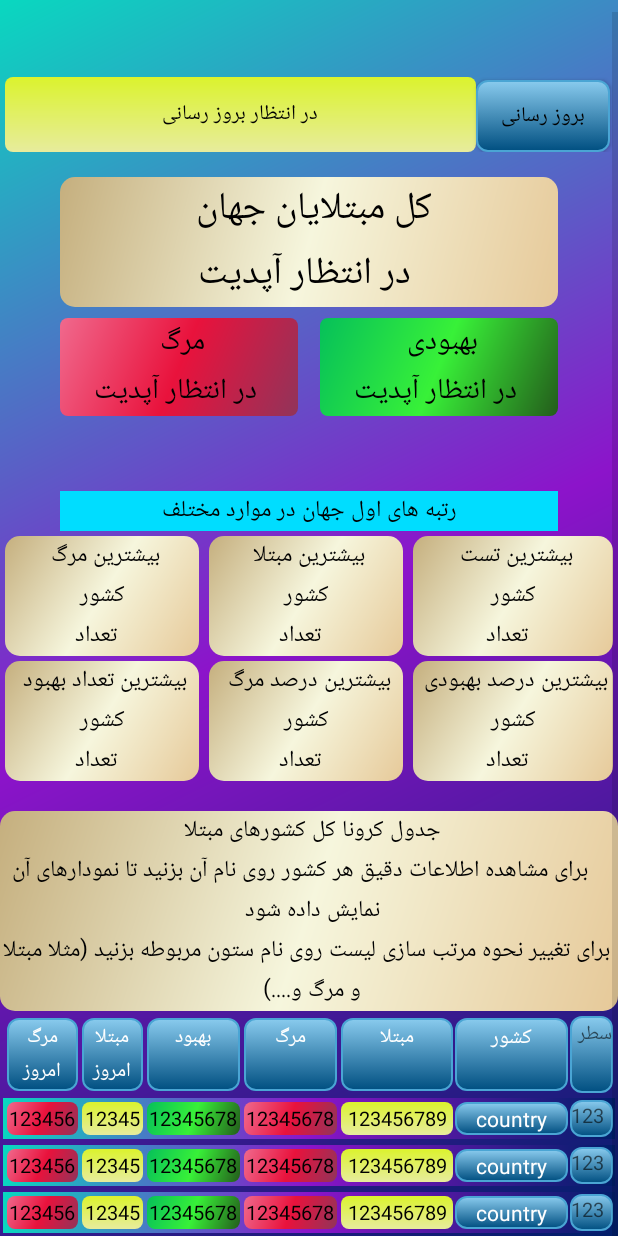
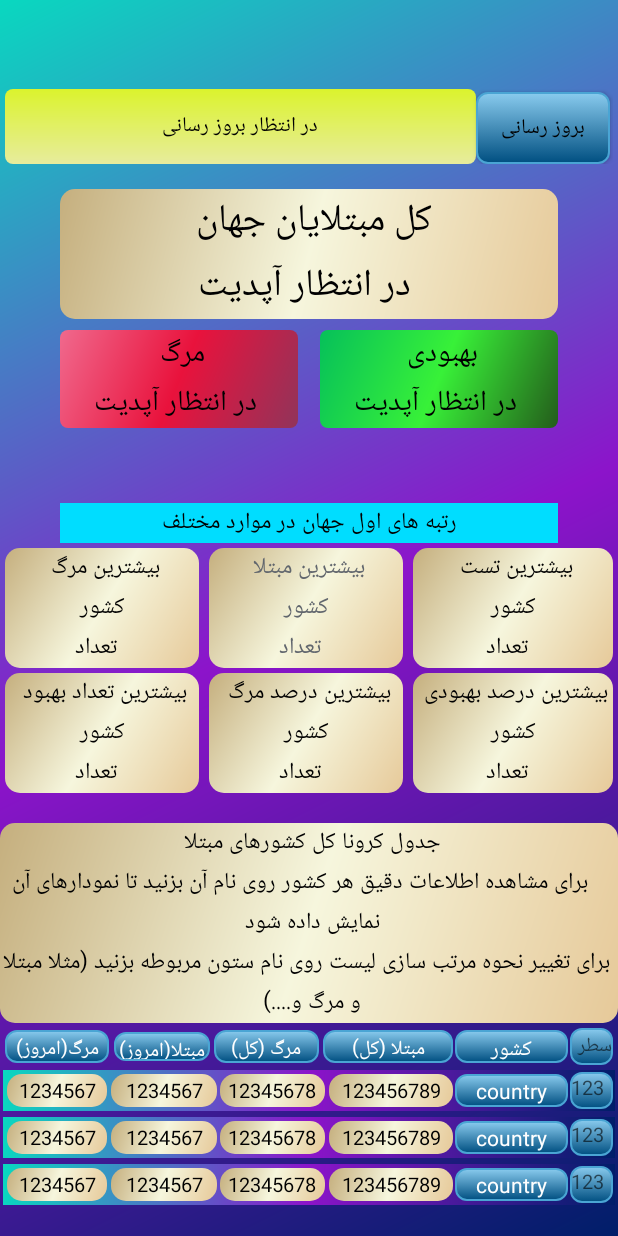
Before and after one commit to hamidsadeghi1234/coronastatus, an Android app: the layout activity_main.xml on its own in the app's theme, with its tools: preview values and no code run, on a phone screen of 412 x 824 dp. Run offline under Robolectric (Android 15) with nearby library versions, the phone set to English and light mode, and no system bars.

Commit message:
پاک کردن ستون بهبودی از لیست کشورها با موفقیت

```diff
--- a/app/src/main/java/ir/Hs/coronastatus/Views/Activities/MainActivity.java
+++ b/app/src/main/java/ir/Hs/coronastatus/Views/Activities/MainActivity.java
@@ -38,7 +38,7 @@ public class MainActivity extends AppCompatActivity {
     Button update_btn,Continents_btn;
     CoronaDB coronaDB;
     float death_percent;
-    TextView cases_tv,deaths_tv,recovered_tv,cases_today_tv,deaths_today_tv,last_update_tv, world_cases_tv,world_recovered_tv,
+    TextView cases_tv,deaths_tv,cases_today_tv,deaths_today_tv,last_update_tv, world_cases_tv,world_recovered_tv,
     world_deaths_tv,most_tv,max_test_tv,max_cases_tv,max_deaths_tv,max_recovered_percent_tv,max_deaths_percent_tv,max_recovered_tv;
     List<CountryTable> just_countries;
     String[] UnWanted={ "Total:","North America","Europe","Asia","South America","Oceania","Africa","World",""};
@@ -103,7 +103,7 @@ boolean update=false;
 
         deaths_tv.      setOnClickListener(new View.OnClickListener(){@Override public void onClick(View v) { List<CountryTable> countryTables = coronaDB.coronaDao().sortByDeaths     (UnWanted);setUpRecyclerView(countryTables); }});
         cases_tv.       setOnClickListener(new View.OnClickListener(){@Override public void onClick(View v) { List<CountryTable> countryTables = coronaDB.coronaDao().sortByCases      (UnWanted);setUpRecyclerView(countryTables); }});
-        recovered_tv.   setOnClickListener(new View.OnClickListener(){@Override public void onClick(View v) { List<CountryTable> countryTables = coronaDB.coronaDao().sortByRecovered  (UnWanted);setUpRecyclerView(countryTables); }});
+    //    recovered_tv.   setOnClickListener(new View.OnClickListener(){@Override public void onClick(View v) { List<CountryTable> countryTables = coronaDB.coronaDao().sortByRecovered  (UnWanted);setUpRecyclerView(countryTables); }});
         cases_today_tv. setOnClickListener(new View.OnClickListener(){@Override public void onClick(View v) { List<CountryTable> countryTables = coronaDB.coronaDao().sortByTodayCases (UnWanted);setUpRecyclerView(countryTables); }});
         deaths_today_tv.setOnClickListener(new View.OnClickListener(){@Override public void onClick(View v) { List<CountryTable> countryTables = coronaDB.coronaDao().sortByTodayDeaths(UnWanted);setUpRecyclerView(countryTables); }});
      //   Continents_btn. setOnClickListener(new View.OnClickListener(){@Override public void onClick(View v) { Intent intent=new Intent(context,ContinentsActivity.class);startActivity(intent); }});
@@ -111,7 +111,7 @@ boolean update=false;
     void تنظیمات_اولیه(){
     cases_tv           =findViewById(R.id.cases_tv          );
     deaths_tv          =findViewById(R.id.deaths_tv         );
-    recovered_tv       =findViewById(R.id.recovered_tv      );
+  //  recovered_tv       =findViewById(R.id.recovered_tv      );
     cases_today_tv     =findViewById(R.id.cases_today_tv    );
     deaths_today_tv    =findViewById(R.id.deaths_today_tv   );
     update_btn         =findViewById(R.id.update_btn        );
--- a/app/src/main/java/ir/Hs/coronastatus/Views/adapter/CountryAdaptor.java
+++ b/app/src/main/java/ir/Hs/coronastatus/Views/adapter/CountryAdaptor.java
@@ -31,7 +31,7 @@ public class CountryAdaptor extends RecyclerView.Adapter <CountryAdaptor.Countri
             holder.todayCases_tv .setText(String.valueOf(countryTable.getTodayCases()) );
             holder.deaths_tv     .setText(String.valueOf(countryTable.getDeaths())     );
             holder.todayDeaths_tv.setText(String.valueOf(countryTable.getTodayDeaths()));
-            holder.recovered_tv  .setText(String.valueOf(countryTable.getRecovered())  );
+         //   holder.recovered_tv  .setText(String.valueOf(countryTable.getRecovered())  );
             holder.row_tv  .setText(" "+(position+1) );
             holder.country_tv.setOnClickListener(new View.OnClickListener() {
                 @Override
@@ -52,7 +52,7 @@ public class CountryAdaptor extends RecyclerView.Adapter <CountryAdaptor.Countri
             private TextView todayCases_tv;
             private TextView deaths_tv;
             private TextView todayDeaths_tv;
-            private TextView recovered_tv;
+         //   private TextView recovered_tv;
             private TextView  row_tv;
             public CountriesViewHolder(@NonNull View itemView) {
                 super(itemView);
@@ -61,7 +61,7 @@ public class CountryAdaptor extends RecyclerView.Adapter <CountryAdaptor.Countri
                 todayCases_tv =itemView.findViewById(R.id.cases_today_tv );
                 deaths_tv     =itemView.findViewById(R.id.deaths_tv     );
                 todayDeaths_tv=itemView.findViewById(R.id.deaths_today_tv);
-                recovered_tv  =itemView.findViewById(R.id.recovered_tv  );
+           //     recovered_tv  =itemView.findViewById(R.id.recovered_tv  );
                 row_tv    =itemView.findViewById(R.id.row_tv    );}
         }
     }
--- a/app/src/main/res/layout/activity_main.xml
+++ b/app/src/main/res/layout/activity_main.xml
@@ -182,7 +182,7 @@
             android:textAlignment="center"
             android:background="@drawable/beige_curve_corners"
             android:textSize="15dp"
-            android:textColor="@android:color/black"
+            android:textColor="@color/colorAccent"
             app:layout_constraintEnd_toEndOf="@+id/guideline_66"
             app:layout_constraintStart_toStartOf="@+id/guideline_33"
             app:layout_constraintTop_toBottomOf="@+id/most_tv" />
@@ -257,6 +257,7 @@
             app:layout_constraintEnd_toEndOf="parent"
             app:layout_constraintStart_toStartOf="parent"
             app:layout_constraintTop_toBottomOf="@+id/max_deaths_percent_tv" />
+
         <androidx.constraintlayout.widget.ConstraintLayout
             android:id="@+id/titles_frame"
             android:layout_width="match_parent"
@@ -266,8 +267,8 @@
             android:orientation="vertical"
             android:padding="1dp"
             app:layout_constraintEnd_toEndOf="parent"
+            app:layout_constraintHorizontal_bias="0.0"
             app:layout_constraintStart_toStartOf="parent"
-            tools:layout_editor_absoluteY="694dp"
             app:layout_constraintTop_toBottomOf="@+id/table_guide_tv">
 
             <TextView
@@ -304,7 +305,7 @@
                 android:layout_margin="1dp"
                 android:background="@drawable/bg_btn"
                 android:padding="1dp"
-                android:text="مبتلا"
+                android:text="مبتلا (کل)"
                 android:textAlignment="center"
                 android:textColor="@android:color/white"
                 android:textSize="13dp"
@@ -320,7 +321,7 @@
                 android:layout_margin="1dp"
                 android:background="@drawable/bg_btn"
                 android:padding="1dp"
-                android:text="مرگ"
+                android:text="مرگ (کل)"
                 android:textAlignment="center"
                 android:textColor="@android:color/white"
                 android:textSize="13dp"
@@ -342,33 +343,33 @@
                 android:textSize="13dp"
                 app:layout_constraintBottom_toBottomOf="parent"
                 app:layout_constraintEnd_toStartOf="@+id/guideline5"
-                app:layout_constraintStart_toStartOf="@+id/guideline6"
-                app:layout_constraintTop_toTopOf="parent" />
+                app:layout_constraintStart_toStartOf="@+id/guideline6" />
 
             <TextView
                 android:id="@+id/cases_today_tv"
-                android:layout_width="0dp"
-                android:layout_height="wrap_content"
+                android:layout_width="64dp"
+                android:layout_height="19dp"
                 android:layout_margin="1dp"
                 android:background="@drawable/bg_btn"
                 android:padding="1dp"
-                android:text="مبتلا امروز"
+                android:text="مبتلا(امروز)"
                 android:textAlignment="center"
                 android:textColor="@android:color/white"
                 android:textSize="13dp"
                 app:layout_constraintBottom_toBottomOf="parent"
-                app:layout_constraintEnd_toStartOf="@+id/guideline6"
+                app:layout_constraintEnd_toStartOf="@+id/guideline5"
+                app:layout_constraintHorizontal_bias="1.0"
                 app:layout_constraintStart_toStartOf="@+id/guideline7"
                 app:layout_constraintTop_toTopOf="parent" />
 
             <TextView
                 android:id="@+id/deaths_today_tv"
-                android:layout_width="0dp"
-                android:layout_height="0dp"
+                android:layout_width="69dp"
+                android:layout_height="22dp"
                 android:layout_margin="1dp"
                 android:background="@drawable/bg_btn"
                 android:padding="1dp"
-                android:text="مرگ امروز"
+                android:text="مرگ(امروز)"
                 android:textAlignment="center"
                 android:textColor="@android:color/white"
                 android:textSize="13dp"
@@ -396,37 +397,40 @@
                 android:layout_width="wrap_content"
                 android:layout_height="wrap_content"
                 android:orientation="vertical"
-                app:layout_constraintGuide_percent="0.54901963" />
+                app:layout_constraintGuide_percent="0.52" />
 
             <androidx.constraintlayout.widget.Guideline
                 android:id="@+id/guideline5"
                 android:layout_width="wrap_content"
                 android:layout_height="wrap_content"
                 android:orientation="vertical"
-                app:layout_constraintGuide_percent="0.39" />
+                app:layout_constraintGuide_percent="0.34" />
 
             <androidx.constraintlayout.widget.Guideline
                 android:id="@+id/guideline6"
                 android:layout_width="wrap_content"
                 android:layout_height="wrap_content"
                 android:orientation="vertical"
-                app:layout_constraintGuide_percent="0.23039216" />
+                app:layout_constraintGuide_percent="0.28" />
 
             <androidx.constraintlayout.widget.Guideline
                 android:id="@+id/guideline7"
                 android:layout_width="wrap_content"
                 android:layout_height="wrap_content"
                 android:orientation="vertical"
-                app:layout_constraintGuide_percent="0.12254902" />
+                app:layout_constraintGuide_percent="0.17" />
         </androidx.constraintlayout.widget.ConstraintLayout>
+
         <androidx.recyclerview.widget.RecyclerView
             android:id="@+id/recycler_view1"
             android:layout_width="match_parent"
             android:layout_height="0dp"
             app:layout_constraintEnd_toEndOf="parent"
+            app:layout_constraintHorizontal_bias="1.0"
             app:layout_constraintStart_toStartOf="parent"
             app:layout_constraintTop_toBottomOf="@+id/titles_frame"
             tools:listitem="@layout/country_item" />
+
         <androidx.constraintlayout.widget.Guideline
             android:id="@+id/guideline_50"
             android:layout_width="wrap_content"
--- a/app/src/main/res/layout/country_item.xml
+++ b/app/src/main/res/layout/country_item.xml
@@ -44,12 +44,12 @@
         android:layout_width="0dp"
         android:layout_height="0dp"
         android:layout_margin="1dp"
-        android:background="@drawable/yellow_gradiant"
+        android:background="@drawable/beige_curve_corners"
         android:padding="1dp"
         android:text="123456789"
-        android:textSize="13dp"
         android:textAlignment="center"
         android:textColor="@android:color/black"
+        android:textSize="13dp"
         app:layout_constraintBottom_toBottomOf="parent"
         app:layout_constraintEnd_toStartOf="@+id/guideline1"
         app:layout_constraintStart_toStartOf="@+id/guideline2"
@@ -60,7 +60,7 @@
         android:layout_width="0dp"
         android:layout_height="0dp"
         android:layout_margin="1dp"
-        android:background="@drawable/red_gradiant"
+        android:background="@drawable/beige_curve_corners"
         android:padding="1dp"
         android:text="12345678"
         android:textAlignment="center"
@@ -72,46 +72,32 @@
         app:layout_constraintTop_toTopOf="parent" />
 
     <TextView
-        android:id="@+id/recovered_tv"
+        android:id="@+id/cases_today_tv"
         android:layout_width="0dp"
         android:layout_height="0dp"
         android:layout_margin="1dp"
-        android:background="@drawable/green_gradiant"
+        android:background="@drawable/beige_curve_corners"
         android:padding="1dp"
-        android:text="12345678"
+        android:text="1234567"
         android:textAlignment="center"
         android:textColor="@android:color/black"
         android:textSize="13dp"
         app:layout_constraintBottom_toBottomOf="parent"
-        app:layout_constraintEnd_toStartOf="@+id/guideline5"
-        app:layout_constraintStart_toStartOf="@+id/guideline6"
-        app:layout_constraintTop_toTopOf="parent" />
-    <TextView
-        android:id="@+id/cases_today_tv"
-        android:layout_width="0dp"
-        android:layout_height="0dp"
-        android:layout_margin="1dp"
-        android:background="@drawable/yellow_gradiant"
-        android:padding="1dp"
-        android:text="1234567"
-        android:textSize="13dp"
-        android:textAlignment="center"
-        android:textColor="@android:color/black"
-        app:layout_constraintBottom_toBottomOf="parent"
         app:layout_constraintEnd_toStartOf="@+id/guideline6"
         app:layout_constraintStart_toStartOf="@+id/guideline7"
         app:layout_constraintTop_toTopOf="parent" />
+
     <TextView
         android:id="@+id/deaths_today_tv"
         android:layout_width="0dp"
         android:layout_height="0dp"
         android:layout_margin="1dp"
-        android:background="@drawable/red_gradiant"
+        android:background="@drawable/beige_curve_corners"
         android:padding="1dp"
         android:text="1234567"
-        android:textSize="13dp"
         android:textAlignment="center"
         android:textColor="@android:color/black"
+        android:textSize="13dp"
         app:layout_constraintBottom_toBottomOf="parent"
         app:layout_constraintEnd_toStartOf="@+id/guideline7"
         app:layout_constraintStart_toStartOf="parent"
@@ -136,26 +122,26 @@
         android:layout_width="wrap_content"
         android:layout_height="wrap_content"
         android:orientation="vertical"
-        app:layout_constraintGuide_percent="0.55" />
+        app:layout_constraintGuide_percent="0.53" />
 
     <androidx.constraintlayout.widget.Guideline
         android:id="@+id/guideline5"
         android:layout_width="wrap_content"
         android:layout_height="wrap_content"
         android:orientation="vertical"
-        app:layout_constraintGuide_percent="0.39" />
+        app:layout_constraintGuide_percent="0.35" />
 
     <androidx.constraintlayout.widget.Guideline
         android:id="@+id/guideline6"
         android:layout_width="wrap_content"
         android:layout_height="wrap_content"
         android:orientation="vertical"
-        app:layout_constraintGuide_percent="0.23039216" />
+        app:layout_constraintGuide_end="263dp" />
 
     <androidx.constraintlayout.widget.Guideline
         android:id="@+id/guideline7"
         android:layout_width="wrap_content"
         android:layout_height="wrap_content"
         android:orientation="vertical"
-        app:layout_constraintGuide_percent="0.12254902" />
+        app:layout_constraintGuide_end="336dp" />
 </androidx.constraintlayout.widget.ConstraintLayout>
```
